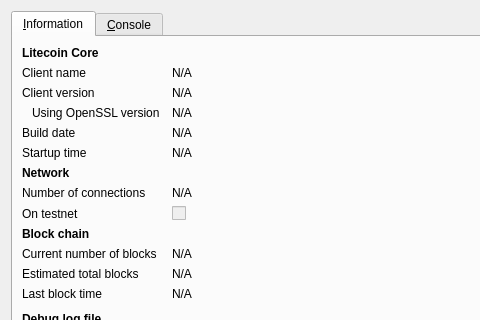
Old version of the form src/qt/forms/rpcconsole.ui in the repository fucoin/fucoin; both pictures show x 0 to 480 and y 0 to 320 of the 740 by 450 pixel window.
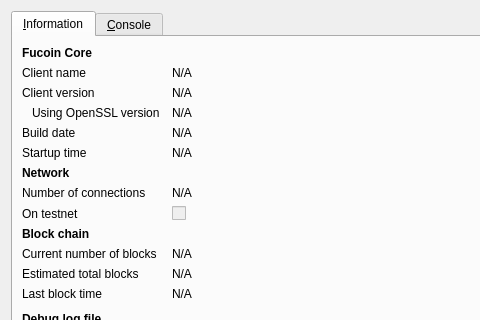
New version of the form. Icons and pictures are not drawn.

Diff of the .ui file:
```diff
--- a/src/qt/forms/rpcconsole.ui
+++ b/src/qt/forms/rpcconsole.ui
@@ -36,7 +36,7 @@
           </font>
          </property>
          <property name="text">
-          <string>Litecoin Core</string>
+          <string>Fucoin Core</string>
          </property>
         </widget>
        </item>
```
Left out of the diff: 6 changed lines with no effect on the pictures.
